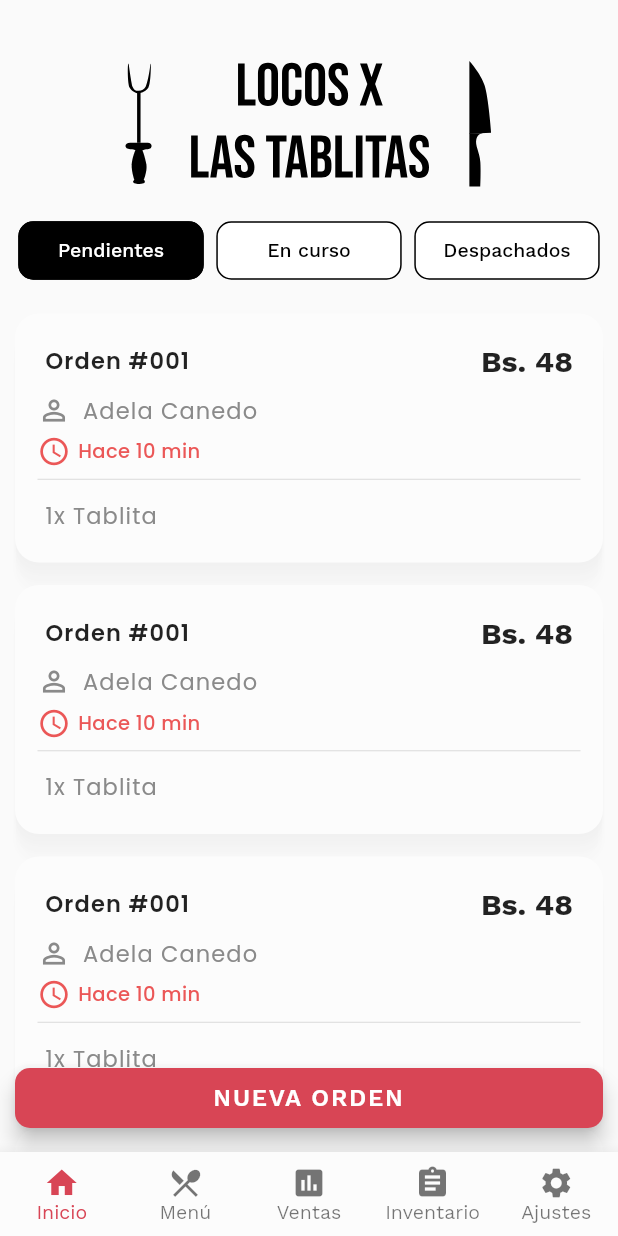
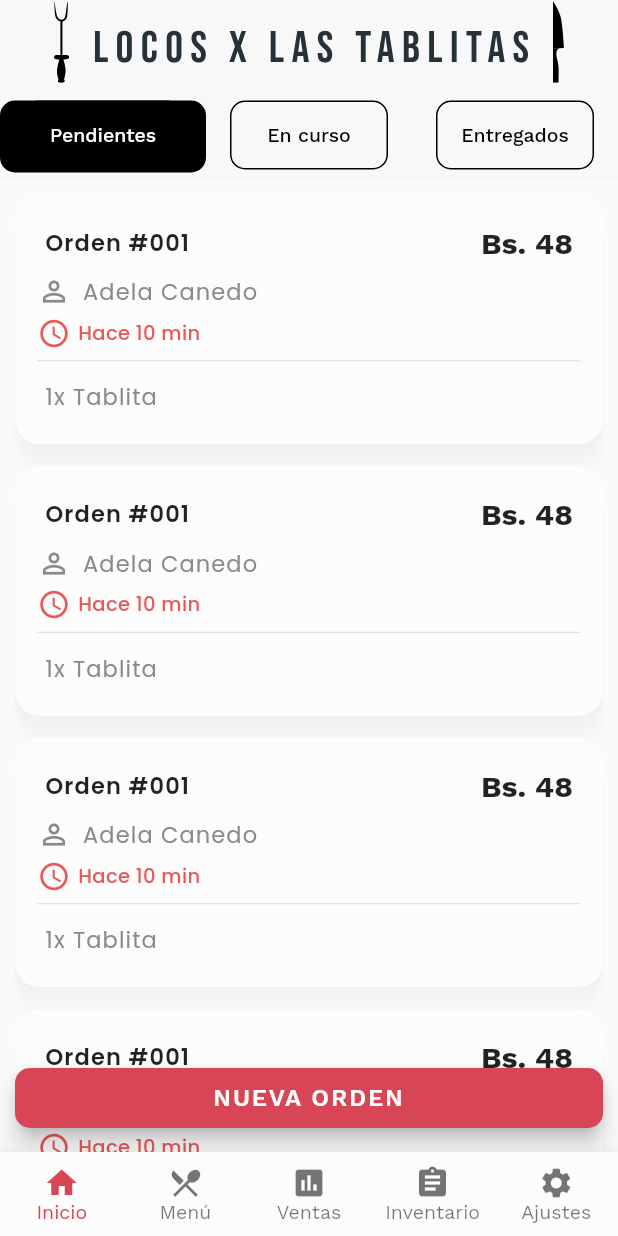
Before and after one commit to 4CROS2/app_restaurant_management, a Flutter app: the screen it shows after launch, on a phone screen of 412 x 824 dp. Run offline on Flutter 3.47's test engine with Material 2 defaults, Android fonts, the phone set to English and light mode, and no system bars; our stand-ins replace flutter_svg.

Commit message:
Pantallas de todos los estados de la orden, modificaciones en modals y tab bar

```diff
--- a/lib/home.dart
+++ b/lib/home.dart
@@ -1,6 +1,6 @@
 import 'package:flutter/material.dart';
 import 'constans.dart';
-import 'home/screens/list_orders_screen.dart';
+import 'home/screens/orders_screen.dart';
 
 class Home extends StatefulWidget {
   const Home({
--- a/lib/home/screens/list_orders_screen.dart
+++ /dev/null
@@ -1,170 +0,0 @@
-import 'package:app_restaurant_management/home/widgets/button_tap_bar.dart';
-import 'package:app_restaurant_management/home/widgets/card_order.dart';
-import 'package:flutter/material.dart';
-import 'package:flutter_svg/svg.dart';
-import '../../constans.dart';
-
-class ListOrdersScreen extends StatefulWidget {
-  const ListOrdersScreen({Key? key}) : super(key: key);
-
-  @override
-  _ListOrdersScreenState createState() => _ListOrdersScreenState();
-}
-
-class _ListOrdersScreenState extends State<ListOrdersScreen> {
-  bool pending = true;
-  bool send = false;
-  bool inprogress = false;
-
-  // Banner
-  Container banner() {
-    return Container(
-      padding: const EdgeInsets.only(top: 30),
-      alignment: Alignment.center,
-      child: SvgPicture.asset("assets/img/banner.svg"),
-    );
-  }
-
-  //Tab Bar
-  Widget tapBar() {
-    return Padding(
-      padding: const EdgeInsets.all(8.0),
-      child: Row(
-        mainAxisAlignment: MainAxisAlignment.spaceAround,
-        children: [
-          buttonStatusOrder(
-            text: "Pendientes",
-            status: pending,
-            function: () {
-              setState(() {
-                pending = !pending;
-                inprogress = false;
-                send = false;
-              });
-            },
-          ),
-          buttonStatusOrder(
-            text: "En curso",
-            status: inprogress,
-            function: () {
-              setState(() {
-                pending = false;
-                inprogress = !inprogress;
-                send = false;
-              });
-            },
-          ),
-          buttonStatusOrder(
-            text: "Despachados",
-            status: send,
-            function: () {
-              setState(() {
-                pending = false;
-                inprogress = false;
-                send = !send;
-              });
-            },
-          ),
-        ],
-      ),
-    );
-  }
-
-  // Button Tab Bar
-  ButtonTabBar buttonStatusOrder(
-      {required String text,
-      required bool status,
-      required void Function() function}) {
-    return ButtonTabBar(
-        textButton: text,
-        colorText: status ? Colors.white : onTapColor,
-        color: status ? onTapColor : tapColor,
-        width: MediaQuery.of(context).size.width / 3 * 0.9,
-        onPressed: function);
-  }
-
-  /// Float Button Agregar Orden
-  Widget floatButton() => Container(
-        padding: const EdgeInsets.only(left: 10, right: 10),
-        width: MediaQuery.of(context).size.width / 1,
-        height: 40,
-        child: FloatingActionButton(
-            shape:
-                RoundedRectangleBorder(borderRadius: BorderRadius.circular(10)),
-            clipBehavior: Clip.antiAliasWithSaveLayer,
-            isExtended: true,
-            backgroundColor: primaryColor,
-            child: Container(
-                alignment: Alignment.center,
-                padding: const EdgeInsets.only(left: 10, right: 10),
-                child: const Text(
-                  "NUEVA ORDEN",
-                  style: textStyleButton,
-                  textAlign: TextAlign.center,
-                )),
-            onPressed: () {
-              // Navigator.of(context).push(CupertinoPageRoute(
-              //     builder: (_) => GetPremium(from: 'signup')));
-            }),
-      );
-
-  @override
-  Widget build(BuildContext context) {
-    return Scaffold(
-      body: Column(
-        children: [
-          banner(),
-          tapBar(),
-          Expanded(
-            child: ListView.builder(
-              padding: const EdgeInsets.all(10),
-              itemCount: 10,
-              itemBuilder: (context, index) {
-                if (pending) {
-                  return const CardOrder(
-                    id: 'Orden #001',
-                    price: 'Bs. 48',
-                    name: 'Adela Canedo',
-                    labelState: 'Hace 10 min',
-                    colorState: redColor,
-                    description: '1x Tablita',
-                  );
-                }
-                if (inprogress) {
-                  return const CardOrder(
-                    id: 'Orden #001',
-                    price: 'Bs. 48',
-                    name: 'Adela Canedo',
-                    labelState: 'Hace 10 min',
-                    colorState: yellowColor,
-                    description: '1x Tablita',
-                  );
-                }
-                if (send) {
-                  return const CardOrder(
-                    id: 'Orden #001',
-                    price: 'Bs. 48',
-                    name: 'Adela Canedo',
-                    labelState: 'Hace 10 min',
-                    colorState: greenColor,
-                    description: '1x Tablita',
-                  );
-                }
-                return const CardOrder(
-                  id: 'Orden #001',
-                  price: 'Bs. 48',
-                  name: 'Adela Canedo',
-                  labelState: 'Hace 10 min',
-                  colorState: redColor,
-                  description: '1x Tablita',
-                );
-              },
-            ),
-          ),
-        ],
-      ),
-      floatingActionButton: floatButton(),
-      floatingActionButtonLocation: FloatingActionButtonLocation.centerFloat,
-    );
-  }
-}
--- /dev/null
+++ b/lib/home/screens/list_pending_screen.dart
@@ -0,0 +1,31 @@
+import 'package:app_restaurant_management/home/widgets/card_order.dart';
+import 'package:flutter/material.dart';
+import '../../constans.dart';
+
+class PendingScreen extends StatefulWidget {
+  const PendingScreen({Key? key}) : super(key: key);
+
+  @override
+  _PendingScreenState createState() => _PendingScreenState();
+}
+
+class _PendingScreenState extends State<PendingScreen> {
+  @override
+  Widget build(BuildContext context) {
+    return ListView.builder(
+      padding: const EdgeInsets.all(10),
+      itemCount: 10,
+      itemBuilder: (context, index) {
+        return const CardOrder(
+          id: 'Orden #001',
+          price: 'Bs. 48',
+          name: 'Adela Canedo',
+          labelState: 'Hace 10 min',
+          colorState: redColor,
+          description: '1x Tablita',
+          statusOrder: 'pending',
+        );
+      },
+    );
+  }
+}
--- /dev/null
+++ b/lib/home/screens/orders_screen.dart
@@ -0,0 +1,111 @@
+import 'package:app_restaurant_management/home/screens/list_in_progress_screen.dart';
+import 'package:app_restaurant_management/home/screens/list_pending_screen.dart';
+import 'package:app_restaurant_management/home/screens/list_send_screen.dart';
+import 'package:flutter/material.dart';
+import 'package:flutter_svg/svg.dart';
+import '../../constans.dart';
+
+class ListOrdersScreen extends StatefulWidget {
+  const ListOrdersScreen({Key? key}) : super(key: key);
+
+  @override
+  _ListOrdersScreenState createState() => _ListOrdersScreenState();
+}
+
+class _ListOrdersScreenState extends State<ListOrdersScreen> {
+  // Banner
+  banner() {
+    return Container(
+      padding: const EdgeInsets.only(top: 10, bottom: 10, left: 20, right: 20),
+      child: SvgPicture.asset(
+        "assets/img/banner.svg",
+      ),
+    );
+  }
+
+  //Tab Bar
+  Tab tabBarValue({required String text}) {
+    return Tab(
+      child: Container(
+        alignment: Alignment.center,
+        padding: const EdgeInsets.all(12),
+        decoration: BoxDecoration(
+          borderRadius: BorderRadius.circular(10),
+          border: Border.all(color: focusColor, width: 1),
+        ),
+        child: Text(text,
+            style: const TextStyle(
+                fontFamily: "Work Sans",
+                fontWeight: FontWeight.w500,
+                fontSize: fontSizeSmall)),
+      ),
+    );
+  }
+
+  // Float Button Agregar Orden
+  Widget floatButton() => Container(
+        padding: const EdgeInsets.only(left: 10, right: 10),
+        width: MediaQuery.of(context).size.width / 1,
+        height: 40,
+        child: FloatingActionButton(
+            shape:
+                RoundedRectangleBorder(borderRadius: BorderRadius.circular(10)),
+            clipBehavior: Clip.antiAliasWithSaveLayer,
+            isExtended: true,
+            backgroundColor: primaryColor,
+            child: Container(
+                alignment: Alignment.center,
+                padding: const EdgeInsets.only(left: 10, right: 10),
+                child: const Text(
+                  "NUEVA ORDEN",
+                  style: textStyleButton,
+                  textAlign: TextAlign.center,
+                )),
+            onPressed: () {
+              // Navigator.of(context).push(CupertinoPageRoute(
+              //     builder: (_) => GetPremium(from: 'signup')));
+            }),
+      );
+
+  @override
+  Widget build(BuildContext context) {
+    return DefaultTabController(
+      length: 3,
+      child: Scaffold(
+        appBar: PreferredSize(
+          preferredSize:
+              const Size.fromHeight(120.0), // here the desired height
+          child: AppBar(
+            elevation: 0,
+            backgroundColor: backgroundColor,
+            title: banner(),
+            bottom: TabBar(
+              padding: const EdgeInsets.only(bottom: 5),
+              unselectedLabelColor: Colors.black,
+              indicatorSize: TabBarIndicatorSize.tab,
+              indicator: BoxDecoration(
+                borderRadius: BorderRadius.circular(10),
+                color: focusColor,
+              ),
+              tabs: [
+                tabBarValue(text: 'Pendientes'),
+                tabBarValue(text: 'En curso'),
+                tabBarValue(text: 'Entregados'),
+              ],
+            ),
+          ),
+        ),
+        // ignore: prefer_const_constructors
+        body: TabBarView(
+          children: const [
+            PendingScreen(),
+            InProgressScreen(),
+            SendScreen(),
+          ],
+        ),
+        floatingActionButton: floatButton(),
+        floatingActionButtonLocation: FloatingActionButtonLocation.centerFloat,
+      ),
+    );
+  }
+}
--- a/lib/home/widgets/button_cancel.dart
+++ b/lib/home/widgets/button_cancel.dart
@@ -11,7 +11,7 @@ class ButtonCancel extends StatefulWidget {
   const ButtonCancel({
     required this.textButton,
     required this.onPressed,
-    this.color = tapColor,
+    this.color = unSelectColor,
     this.width = 125,
     this.colorText = Colors.black,
   });
@@ -55,7 +55,7 @@ class _ButtonCancelState extends State<ButtonCancel>
           }),
           shape: MaterialStateProperty.all<RoundedRectangleBorder>(
             RoundedRectangleBorder(
-              side: const BorderSide(width: 1, color: onTapColor),
+              side: const BorderSide(width: 1, color: focusColor),
               borderRadius: BorderRadius.circular(10.0),
             ),
           ),
--- a/lib/home/widgets/button_confirm.dart
+++ b/lib/home/widgets/button_confirm.dart
@@ -11,7 +11,7 @@ class ButtonConfirm extends StatefulWidget {
   const ButtonConfirm(
       {required this.textButton,
       required this.onPressed,
-      this.color = onTapColor,
+      this.color = focusColor,
       this.width = 125,
       this.colorText = Colors.white});
   @override
@@ -54,7 +54,7 @@ class _ButtonConfirmState extends State<ButtonConfirm>
           }),
           shape: MaterialStateProperty.all<RoundedRectangleBorder>(
             RoundedRectangleBorder(
-              side: const BorderSide(width: 1, color: onTapColor),
+              side: const BorderSide(width: 1, color: focusColor),
               borderRadius: BorderRadius.circular(10.0),
             ),
           ),
--- a/lib/home/widgets/card_order.dart
+++ b/lib/home/widgets/card_order.dart
@@ -1,4 +1,6 @@
-import 'package:app_restaurant_management/home/screens/confirm_order_screen.dart';
+import 'package:app_restaurant_management/home/screens/confirm_in_progress_order.dart';
+import 'package:app_restaurant_management/home/screens/confirm_pending_order.dart';
+import 'package:app_restaurant_management/home/widgets/modal_order.dart';
 import 'package:flutter/cupertino.dart';
 import 'package:flutter/material.dart';
 import '../../constans.dart';
@@ -10,6 +12,7 @@ class CardOrder extends StatelessWidget {
   final Color colorState;
   final String labelState;
   final String description;
+  final String statusOrder;
   const CardOrder(
       {Key? key,
       required this.id,
@@ -17,7 +20,8 @@ class CardOrder extends StatelessWidget {
       required this.name,
       required this.colorState,
       required this.labelState,
-      required this.description})
+      required this.description,
+      required this.statusOrder})
       : super(key: key);
 
   @override
@@ -28,8 +32,26 @@ class CardOrder extends StatelessWidget {
       decoration: boxShadow,
       child: InkWell(
         onTap: () {
-          Navigator.of(context).push(CupertinoPageRoute(
-              builder: (context) => const ConfirmOrderScreen()));
+          if (statusOrder == 'pending') {
+            Navigator.of(context).push(CupertinoPageRoute(
+                builder: (context) =>
+                    ConfirmOrderScreen(statusOrder: statusOrder)));
+          }
+          if (statusOrder == 'inprogress') {
+            Navigator.of(context).push(CupertinoPageRoute(
+                builder: (context) =>
+                    ConfirmOrderInProgressScreen(statusOrder: statusOrder)));
+          }
+          if (statusOrder == 'send') {
+            showDialog(
+              context: context,
+              builder: (BuildContext context) {
+                return const ModalOrder(
+                    message: 'Orden #001 entregada',
+                    image: 'assets/img/order-send.svg');
+              },
+            );
+          }
         },
         child: Column(
           children: [
--- a/lib/home/widgets/modal_order_cancel.dart
+++ b/lib/home/widgets/modal_order.dart
@@ -2,8 +2,8 @@ import 'package:app_restaurant_management/constans.dart';
 import 'package:flutter/material.dart';
 import 'package:flutter_svg/svg.dart';
 
-class ModalOrderCancel extends StatelessWidget {
-  const ModalOrderCancel({
+class ModalOrder extends StatelessWidget {
+  const ModalOrder({
     Key? key,
     required this.message,
     this.image = '',
```
Also changed, not shown: lib/constans.dart (+16 -2 lines), lib/home/screens/confirm_in_progress_order.dart (renamed from lib/home/screens/confirm_order_screen.dart, +35 -19 lines), lib/home/screens/confirm_pending_order.dart (added, +133 -0 lines), lib/home/screens/list_in_progress_screen.dart (added, +31 -0 lines), lib/home/screens/list_send_screen.dart (added, +31 -0 lines), lib/home/widgets/button_tap_bar.dart (+6 -6 lines), lib/home/widgets/card_confirm_order.dart (+41 -14 lines), assets/img/banner.svg, assets/img/confirm-inprogress.svg (renamed from assets/img/confirm-preparation.svg), assets/img/confirm-send.svg (added), assets/img/order-send.svg (added).
